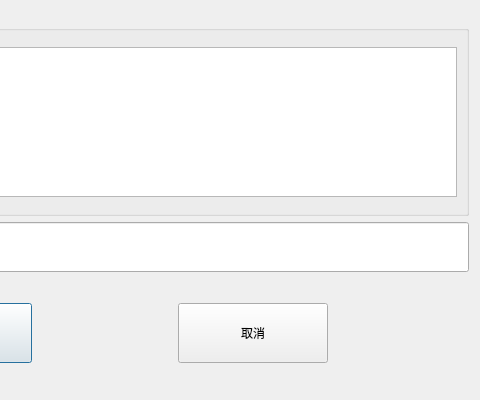
Qt form get_assets_dialog.ui (WeiMuYang/markdown-assistant) before a commit; both pictures show x 270 to 750 and y 0 to 400 of the 750 by 400 pixel window.
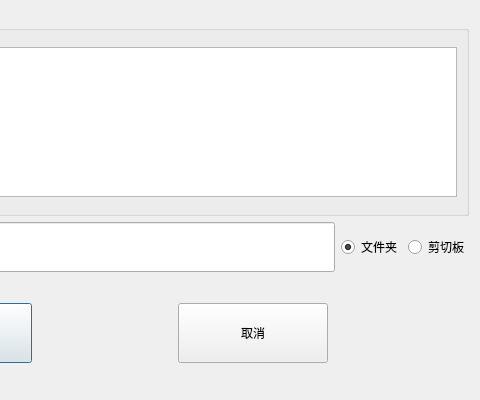
The same form after that commit.

Commit message: fixed: 初步完成修改文件名所有引用也会修改

The edit to the form file:
```diff
--- a/get_assets_dialog.ui
+++ b/get_assets_dialog.ui
@@ -100,6 +100,35 @@
        </property>
       </widget>
      </item>
+     <item>
+      <widget class="QRadioButton" name="dirRadioButton">
+       <property name="minimumSize">
+        <size>
+         <width>0</width>
+         <height>50</height>
+        </size>
+       </property>
+       <property name="text">
+        <string>文件夹</string>
+       </property>
+       <property name="checked">
+        <bool>true</bool>
+       </property>
+      </widget>
+     </item>
+     <item>
+      <widget class="QRadioButton" name="clipRadioButton">
+       <property name="minimumSize">
+        <size>
+         <width>0</width>
+         <height>50</height>
+        </size>
+       </property>
+       <property name="text">
+        <string>剪切板</string>
+       </property>
+      </widget>
+     </item>
     </layout>
    </item>
    <item>
```
The commit also changes 3 other files.
